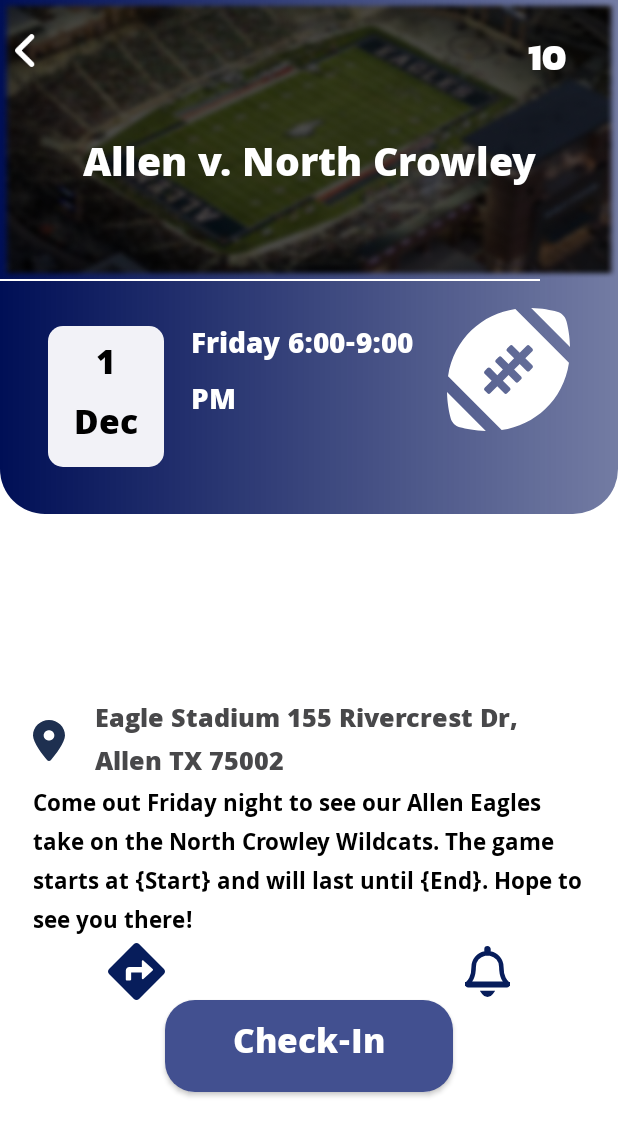
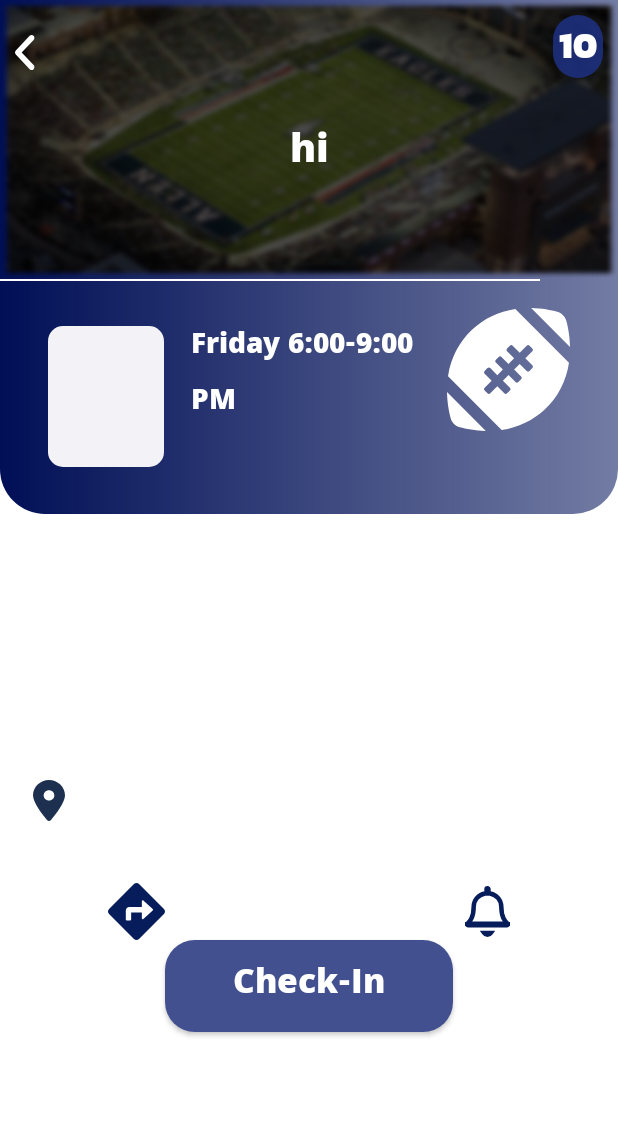
Before and after one commit to Allen-ISD-Computer-Science/REPO_EagleEngagement_2024, an Android app: the layout activity_event_page.xml on its own in the app's theme, with its tools: preview values and no code run, on a phone screen of 412 x 824 dp. Shown: the top 1136 px of the screen. Run offline under Robolectric (Android 15) with nearby library versions, the phone set to English and light mode, and no system bars.

Commit message:
adds event list, finishing #58 adds each event page, finishing #59 also works on #39

```diff
--- a/android/app/src/main/AndroidManifest.xml
+++ b/android/app/src/main/AndroidManifest.xml
@@ -14,6 +14,9 @@
         android:supportsRtl="true"
         android:theme="@style/Theme.AppCompat.Light.NoActionBar"
         tools:targetApi="31">
+        <activity
+            android:name=".EventActivity"
+            android:exported="false" />
         <activity
             android:name=".VerifyActivity"
             android:exported="false" />
--- a/android/app/src/main/java/com/ahscs/eagleengagement/VerifyActivity.kt
+++ b/android/app/src/main/java/com/ahscs/eagleengagement/VerifyActivity.kt
@@ -57,6 +57,7 @@ class VerifyActivity : AppCompatActivity() {
                     Toast.makeText(applicationContext, "Account Created!", Toast.LENGTH_SHORT).show()
                     try {
                         val jwt = response.body()!!.msg
+
                         if(!filesDir.exists()) filesDir.mkdir()
                         val jwt_file = getString(R.string.jwt_storage_file_name)
                         val fosSaved: FileOutputStream = openFileOutput(jwt_file, Context.MODE_PRIVATE)
--- a/android/app/src/main/res/layout/activity_event_page.xml
+++ b/android/app/src/main/res/layout/activity_event_page.xml
@@ -1,7 +1,10 @@
 <?xml version="1.0" encoding="UTF-8"?>
-<layout xmlns:android="http://schemas.android.com/apk/res/android"
-    xmlns:app="http://schemas.android.com/apk/res-auto" xmlns:tools="http://schemas.android.com/tools">
-    <data/>
+<RelativeLayout xmlns:android="http://schemas.android.com/apk/res/android"
+    tools:context=".EventActivity"
+    android:layout_width="match_parent"
+    android:layout_height="match_parent"
+    xmlns:tools="http://schemas.android.com/tools">
+
     <LinearLayout android:gravity="center_horizontal"
         android:id="@+id/linearEventPage"
         android:layout_height="match_parent"
@@ -27,66 +30,54 @@
                     android:layout_marginHorizontal="@dimen/_10pxh"
                     android:layout_marginVertical="@dimen/_10pxv"
                     android:layout_width="match_parent" android:orientation="vertical">
-                    <androidx.appcompat.widget.Toolbar
-                        android:gravity="start"
-                        android:id="@+id/toolbarToolbar"
-                        android:layout_height="wrap_content"
-                        android:layout_width="match_parent" app:contentInsetStart="0dp">
+
                         <LinearLayout
                             android:id="@+id/linearRowarrowleft"
                             android:layout_height="wrap_content"
                             android:layout_width="match_parent" android:orientation="horizontal">
-                            <ImageView android:id="@+id/imageArrowleft"
-                                android:layout_height="@dimen/_22pxh"
-                                android:layout_marginBottom="@dimen/_10pxv"
+                            <ImageView android:id="@+id/eventBackBtn"
+                                android:layout_height="wrap_content"
+                                android:paddingBottom="10dp"
+                                android:paddingTop="10dp"
                                 android:layout_marginTop="@dimen/_3pxv"
                                 android:layout_width="@dimen/_13pxh"
                                 android:scaleType="fitXY"
                                 android:src="@drawable/img_arrowleft_white_a700"
                                 tools:ignore="ContentDescription" tools:src="@drawable/img_arrowleft_white_a700"/>
-                            <FrameLayout
-                                android:id="@+id/framePointsIcon"
-                                android:layout_height="@dimen/_36pxv"
-                                android:layout_marginStart="@dimen/_292pxh" android:layout_width="@dimen/_33pxh">
+                            <Space
+                                android:layout_width="0dp"
+                                android:layout_height="1dp"
+                                android:layout_weight="1">
+                            </Space>
 
-                            </FrameLayout>
-
-                            <TextView
-                                android:id="@+id/txtTen"
-                                style="@style/txtKanitextrabold24"
-                                android:layout_width="match_parent"
+                            <TextView android:ellipsize="end"
+                                android:id="@+id/txtPoints"
                                 android:layout_height="wrap_content"
-                                android:layout_gravity="center"
-                                android:layout_marginStart="@dimen/_3pxh"
-                                android:layout_marginEnd="@dimen/_4pxh"
-                                android:ellipsize="end"
-                                android:gravity="top|start"
+                                android:layout_marginBottom="0dp"
+                                android:layout_marginEnd="0dp"
+                                android:layout_marginStart="0dp"
+                                android:layout_width="wrap_content"
+                                android:paddingBottom="@dimen/_3pxv"
+                                android:paddingEnd="@dimen/_4pxh"
+                                android:paddingStart="@dimen/_4pxh"
+                                android:paddingTop="@dimen/_1pxv"
                                 android:singleLine="true"
                                 android:text="@string/lbl_10"
-                                tools:text="@string/lbl_10" />
-                            <View
-                                android:id="@+id/viewEllipseFortyNine"
-                                android:layout_width="@dimen/_33pxh"
-                                android:layout_height="@dimen/_33pxh"
-                                android:layout_gravity="start"
-                                android:layout_marginTop="@dimen/_1pxv"
-                                android:layout_marginBottom="@dimen/_1pxv"
-                                android:background="@drawable/rectangle_bg_indigo_901_radius_16_5" />
+                                style="@style/txtGradientRounded" tools:text="@string/lbl_10"/>
 
 
                         </LinearLayout>
-                    </androidx.appcompat.widget.Toolbar>
                     <TextView android:ellipsize="end"
                         android:gravity="center_horizontal"
-                        android:id="@+id/txtAllenvNorth"
+                        android:id="@+id/txtName"
                         android:layout_height="wrap_content"
                         android:layout_marginEnd="@dimen/_13pxh"
                         android:layout_marginStart="@dimen/_13pxh"
                         android:layout_marginTop="@dimen/_23pxv"
                         android:layout_width="match_parent"
                         android:singleLine="true"
-                        android:text="@string/msg_allen_v_north"
-                        style="@style/txt" tools:text="@string/msg_allen_v_north"/>
+                        android:text=""
+                        style="@style/txt" tools:text="hi"/>
                 </LinearLayout>
             </FrameLayout>
             <View android:background="@color/white_A700"
@@ -109,7 +100,7 @@
                     android:layout_width="0dp"
                     android:orientation="vertical" style="@style/groupStylegray_100cornerRadius">
                     <TextView android:gravity="center_horizontal"
-                        android:id="@+id/txt1Dec"
+                        android:id="@+id/txtDate"
                         android:layout_height="match_parent"
                         android:layout_marginBottom="@dimen/_7pxv"
                         android:layout_marginEnd="@dimen/_12pxh"
@@ -117,10 +108,10 @@
                         android:layout_marginTop="@dimen/_8pxv"
                         android:layout_width="match_parent"
                         android:lineSpacingExtra="@dimen/_1pxh"
-                        android:text="@string/lbl_1_dec"
-                        style="@style/txtKhulaextrabold24" tools:text="@string/lbl_1_dec"/>
+                        android:text=""
+                        style="@style/txtKhulaextrabold24" tools:text="\n"/>
                 </LinearLayout>
-                <TextView android:id="@+id/txtDuration"
+                <TextView android:id="@+id/txtTime"
                     android:layout_height="wrap_content"
                     android:layout_marginBottom="@dimen/_18pxv"
                     android:layout_marginStart="@dimen/_18pxh"
@@ -158,12 +149,12 @@
                     android:scaleType="fitXY"
                     android:src="@drawable/img_linkedin"
                     tools:ignore="ContentDescription" tools:src="@drawable/img_linkedin"/>
-                <TextView android:id="@+id/txtEagleStadiumOne"
+                <TextView android:id="@+id/txtAddress"
                     android:layout_height="wrap_content"
                     android:layout_marginStart="@dimen/_20pxh"
                     android:layout_weight="0.92" android:layout_width="0dp"
-                    android:text="@string/msg_eagle_stadium_1"
-                    style="@style/txtKhulaextrabold18" tools:text="@string/msg_eagle_stadium_1"/>
+                    android:text=""
+                    style="@style/txtKhulaextrabold18" tools:text=""/>
             </LinearLayout>
             <TextView android:gravity="start"
                 android:id="@+id/txtDescription"
@@ -172,8 +163,8 @@
                 android:layout_marginStart="@dimen/_22pxh"
                 android:layout_marginTop="0dp"
                 android:layout_width="match_parent"
-                android:text="@string/msg_come_out_friday"
-                style="@style/txtKhulabold16" tools:text="@string/msg_come_out_friday"/>
+                android:text=""
+                style="@style/txtKhulabold16" tools:text=""/>
 
             <LinearLayout
                 android:id="@+id/linearRowarrowleftOne"
@@ -228,4 +219,4 @@
                 tools:text="@string/lbl_check_in" />
         </LinearLayout>
     </LinearLayout>
-</layout>
+</RelativeLayout>
```
Also changed, not shown: android/app/src/main/java/com/ahscs/eagleengagement/EventActivity.kt (added, +92 -0 lines), android/app/src/main/java/com/ahscs/eagleengagement/EventsFragment.kt (+65 -1 lines), android/app/src/main/java/com/ahscs/eagleengagement/MainActivity.kt (+10 -2 lines), android/app/src/main/java/com/ahscs/eagleengagement/RetrofitAPI.kt (+9 -0 lines), android/app/src/main/java/com/ahscs/eagleengagement/datamodels/DataModel.kt (+23 -0 lines), android/app/src/main/java/com/ahscs/eagleengagement/recyclerview/EventAdapter.kt (+25 -5 lines), android/app/src/main/java/com/ahscs/eagleengagement/recyclerview/EventViewHolder.kt (+18 -3 lines), android/app/src/main/res/layout/fragment_home_page.xml (+5 -7 lines), android/app/src/main/res/layout/row_event.xml (+13 -9 lines).
